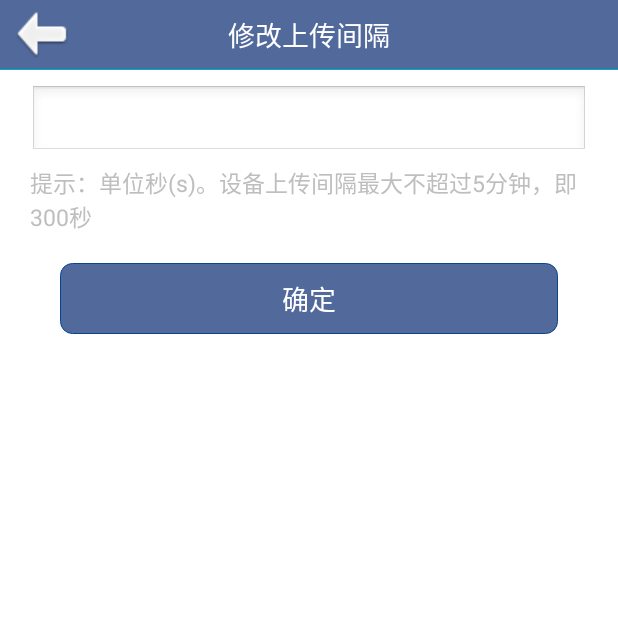
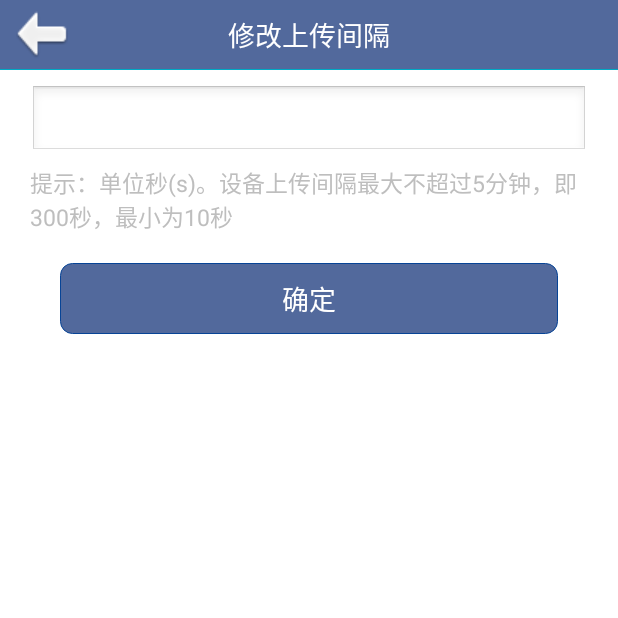
Before and after one commit to niepeng/cqyun, an Android app: the DeviceSetupUpdateDistanceTimeActivity screen opened directly, with no data from a screen before it, on a phone screen of 412 x 824 dp, the top half of it. Run offline under Robolectric (Android 15) with nearby library versions, the phone set to English and light mode, and no system bars; 2 statements that could not run were skipped.

Commit message:
update fix some bugs.

```diff
--- a/app/src/main/res/layout/device_setup_update_distance_time.xml
+++ b/app/src/main/res/layout/device_setup_update_distance_time.xml
@@ -28,6 +28,7 @@
     <EditText
         android:id="@+id/device_setup_distance_time_et"
         style="@style/login_username_style"
+        android:inputType="number"
         android:layout_marginLeft="20dip"
         android:layout_marginRight="20dip"
         android:layout_marginTop="10dip"
--- a/app/src/main/res/layout/device_setup_update_extend.xml
+++ b/app/src/main/res/layout/device_setup_update_extend.xml
@@ -48,6 +48,7 @@
                     android:layout_alignParentLeft="true"
                     android:layout_centerVertical="true"
                     android:text="最高温度"
+                    android:inputType="number"
                     android:textColor="@color/black"
                     android:textSize="16dp" />
 
--- a/app/src/main/res/values/strings.xml
+++ b/app/src/main/res/values/strings.xml
@@ -28,8 +28,8 @@
     <string name="devcie_detail_history_alarm_select_tip">提示：设备报警历史查询最多只能查询到之前7天的数据。</string>
     <string name="devcie_detail_btn_label_del">删除设备</string>
 
-    <string name="devcie_setup_update_distance_time_tip">提示：单位秒(s)。设备上传间隔最大不超过5分钟，即300秒</string>
-    <string name="devcie_setup_update_extend_tip">提示：温度设置范围(-100℃ ~ +100℃)，湿度设置范围(0~100%)，回差暂不支持修改。</string>
+    <string name="devcie_setup_update_distance_time_tip">提示：单位秒(s)。设备上传间隔最大不超过5分钟，即300秒，最小为10秒</string>
+    <string name="devcie_setup_update_extend_tip">提示：温度设置范围(-200℃ ~ +500℃)，湿度设置范围(0~99.99%)，回差暂不支持修改。</string>
 
 
     <string name="app_opt_success">操作成功</string>
```
